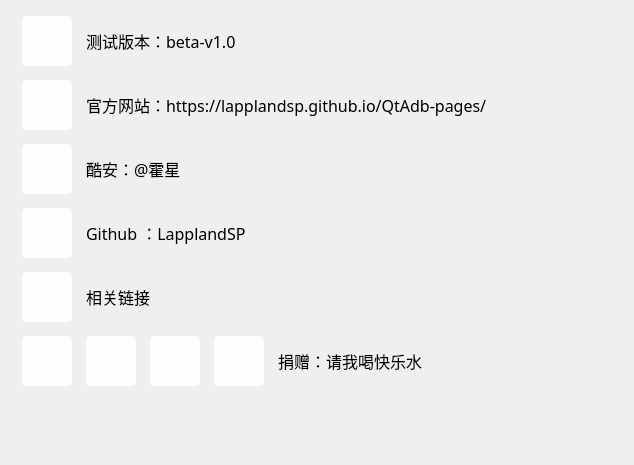
This is QtAdb/about.ui in LapplandSP/QtAdb as Qt 5 draws it before an edit. The edited form follows.
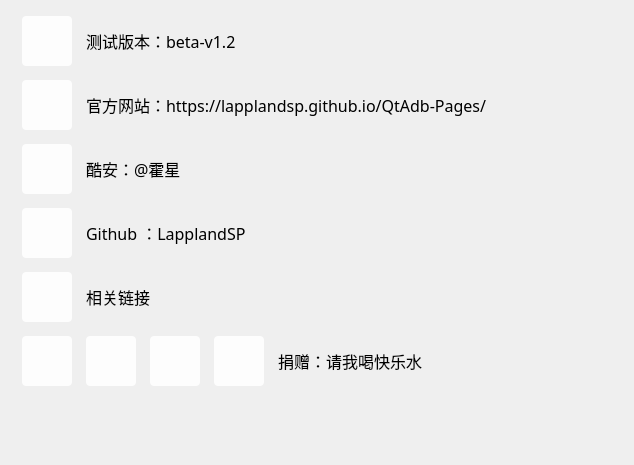
This is the edited form. Icons and pictures are not drawn.

Patch:
```diff
--- a/QtAdb/about.ui
+++ b/QtAdb/about.ui
@@ -110,7 +110,7 @@
              </font>
             </property>
             <property name="text">
-             <string>测试版本：beta-v1.0</string>
+             <string>测试版本：beta-v1.2</string>
             </property>
            </widget>
           </item>
@@ -173,7 +173,7 @@
              </font>
             </property>
             <property name="text">
-             <string>官方网站：https://lapplandsp.github.io/QtAdb-pages/</string>
+             <string>官方网站：https://lapplandsp.github.io/QtAdb-Pages/</string>
             </property>
            </widget>
           </item>
```
